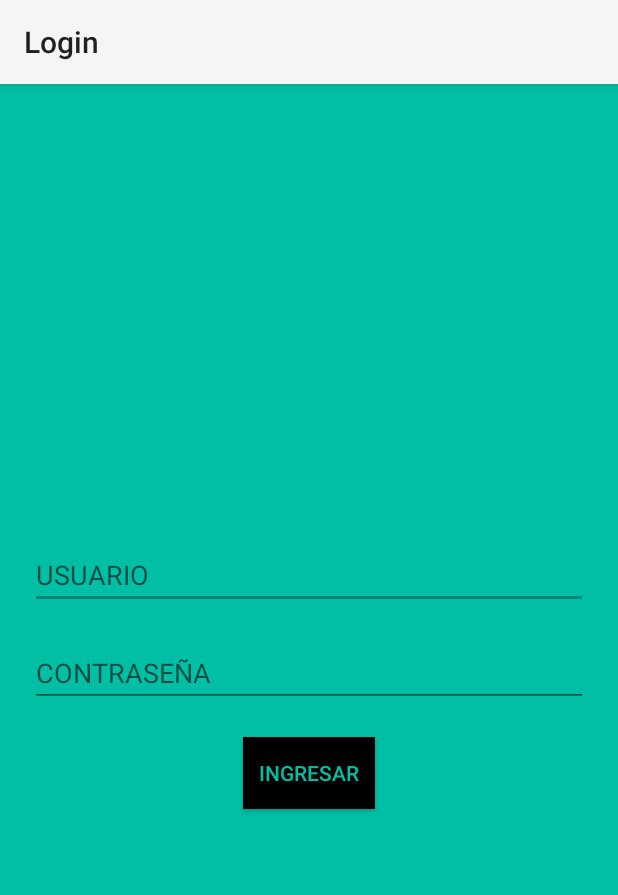
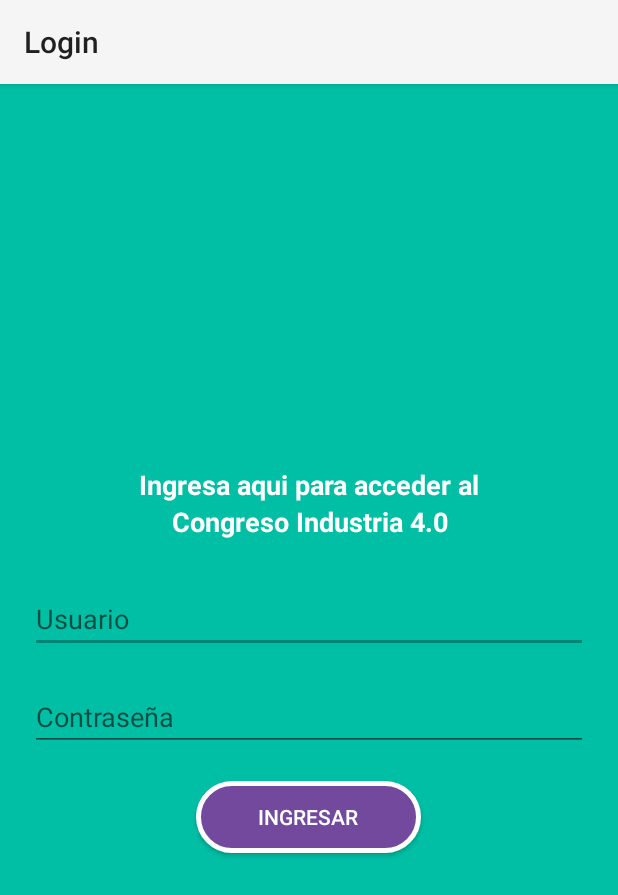
Before and after one commit to VashFabrizio/indus4.0uc, an Android app: the LoginActivity screen opened directly, with no data from a screen before it, on a phone screen of 412 x 824 dp. Shown: the top 895 px of the screen. Run offline under Robolectric (Android 15) with nearby library versions, the phone set to English and light mode, and no system bars; our stand-ins replace Volley.

Commit message:
Menu - Agenda - Mapas - Login, estilos

```diff
--- a/app/src/main/java/com/example/maps/LoginActivity.java
+++ b/app/src/main/java/com/example/maps/LoginActivity.java
@@ -48,7 +48,7 @@ public class LoginActivity extends AppCompatActivity implements View.OnClickList
         if(!usuario.isEmpty() && !pasword.isEmpty()){
             validarUsuario("http://inversioneselscorpion.pe/fonts/PNG/Industria4punto0/servicios/user.php");
         }else{
-            Toast.makeText(LoginActivity.this,"NO SE PERMITEN CAMPOS VACIOS",Toast.LENGTH_SHORT).show();
+            Toast.makeText(LoginActivity.this,"Rellene los campos",Toast.LENGTH_SHORT).show();
 
         }
 
@@ -63,7 +63,7 @@ public class LoginActivity extends AppCompatActivity implements View.OnClickList
                     i.putExtra("correo_usr",etUsuario.getText().toString());
                     startActivity(i);
                 }else{
-                    Toast.makeText(LoginActivity.this,"CREDENCIALES INVALIDAS",Toast.LENGTH_SHORT).show();
+                    Toast.makeText(LoginActivity.this,"Usuario inválido",Toast.LENGTH_SHORT).show();
                 }
             }
         }, new Response.ErrorListener() {
--- /dev/null
+++ b/app/src/main/res/drawable/bg_btn2.xml
@@ -0,0 +1,7 @@
+<?xml version="1.0" encoding="utf-8"?>
+<shape xmlns:android="http://schemas.android.com/apk/res/android">
+    <corners android:radius="150dp"/>
+    <stroke android:color="@android:color/white"
+        android:width="5px"/>
+    <solid android:color="@color/moradoscuro"/>
+</shape>
--- /dev/null
+++ b/app/src/main/res/drawable/btn_prueba.xml
@@ -0,0 +1,6 @@
+<?xml version="1.0" encoding="utf-8"?>
+<shape xmlns:android="http://schemas.android.com/apk/res/android">
+    <corners android:radius="150dp"/>
+    <stroke android:width="5px"
+        android:color="@android:color/white"/>
+</shape>
--- /dev/null
+++ b/app/src/main/res/drawable/txt_btn_prueba.xml
@@ -0,0 +1,5 @@
+<?xml version="1.0" encoding="utf-8"?>
+<selector xmlns:android="http://schemas.android.com/apk/res/android">
+    <item android:color="#ffffff" android:state_pressed="false"/>
+    <item android:color="#aa023d61" android:state_pressed="true"/>
+</selector>
--- a/app/src/main/res/layout/activity_asistencia.xml
+++ b/app/src/main/res/layout/activity_asistencia.xml
@@ -23,8 +23,10 @@
         android:layout_width="match_parent"
         android:layout_height="20dp"></Space>
     <Button
-        android:layout_width="wrap_content"
+        android:layout_width="200dp"
         android:layout_height="wrap_content"
-        android:text="PRINCIPAL"
+        android:text="Principal"
+        android:background="@drawable/bg_btn2"
+        android:textColor="@drawable/txt_btn_prueba"
         android:id="@+id/btnAsistenciaPrincipal"></Button>
 </LinearLayout>
--- a/app/src/main/res/layout/activity_detalle_ponente__cesar.xml
+++ b/app/src/main/res/layout/activity_detalle_ponente__cesar.xml
@@ -131,6 +131,8 @@
         android:layout_marginBottom="16dp"
         android:onClick="onClick"
         android:text="Ver más"
+        android:background="@drawable/bg_btn"
+        android:textColor="@drawable/txt_btn_prueba"
         app:layout_constraintBottom_toBottomOf="parent"
         app:layout_constraintEnd_toEndOf="parent"
         app:layout_constraintHorizontal_bias="0.498"
--- a/app/src/main/res/layout/activity_detalle_ponente__edmundo.xml
+++ b/app/src/main/res/layout/activity_detalle_ponente__edmundo.xml
@@ -130,6 +130,8 @@
         android:layout_height="40dp"
         android:layout_marginBottom="16dp"
         android:onClick="onClick"
+        android:background="@drawable/bg_btn"
+        android:textColor="@drawable/txt_btn_prueba"
         android:text="Ver más"
         app:layout_constraintBottom_toBottomOf="parent"
         app:layout_constraintEnd_toEndOf="parent"
--- a/app/src/main/res/layout/activity_detalle_ponente__italo.xml
+++ b/app/src/main/res/layout/activity_detalle_ponente__italo.xml
@@ -131,6 +131,8 @@
         android:layout_marginBottom="16dp"
         android:onClick="onClick"
         android:text="Ver más"
+        android:background="@drawable/bg_btn"
+        android:textColor="@drawable/txt_btn_prueba"
         app:layout_constraintBottom_toBottomOf="parent"
         app:layout_constraintEnd_toEndOf="parent"
         app:layout_constraintHorizontal_bias="0.498"
--- a/app/src/main/res/layout/activity_detalle_ponente__jairo.xml
+++ b/app/src/main/res/layout/activity_detalle_ponente__jairo.xml
@@ -128,6 +128,8 @@
         android:layout_height="40dp"
         android:layout_marginBottom="16dp"
         android:onClick="onClick"
+        android:background="@drawable/bg_btn"
+        android:textColor="@drawable/txt_btn_prueba"
         android:text="Ver más"
         app:layout_constraintBottom_toBottomOf="parent"
         app:layout_constraintEnd_toEndOf="parent"
--- a/app/src/main/res/layout/activity_detalle_ponente__jose.xml
+++ b/app/src/main/res/layout/activity_detalle_ponente__jose.xml
@@ -86,6 +86,8 @@
         android:layout_width="wrap_content"
         android:layout_height="wrap_content"
         android:layout_marginLeft="15dp"
+        android:background="@drawable/bg_btn"
+        android:textColor="@drawable/txt_btn_prueba"
         android:layout_marginRight="30dp"
         android:layout_marginBottom="205dp"
         android:text="Eventos"
--- a/app/src/main/res/layout/activity_detalle_ponente__nelson.xml
+++ b/app/src/main/res/layout/activity_detalle_ponente__nelson.xml
@@ -105,9 +105,11 @@
         android:layout_height="40dp"
         android:onClick="onClick"
         android:text="Ver más"
+        android:background="@drawable/bg_btn"
+        android:textColor="@drawable/txt_btn_prueba"
         app:layout_constraintBottom_toBottomOf="parent"
         app:layout_constraintEnd_toEndOf="parent"
-        app:layout_constraintHorizontal_bias="0.436"
+        app:layout_constraintHorizontal_bias="0.498"
         app:layout_constraintStart_toStartOf="parent" />
 
     <ImageView
--- a/app/src/main/res/layout/activity_detalle_ponente_heena.xml
+++ b/app/src/main/res/layout/activity_detalle_ponente_heena.xml
@@ -127,6 +127,8 @@
         android:id="@+id/btn"
         android:layout_width="150dp"
         android:layout_height="40dp"
+        android:background="@drawable/bg_btn"
+        android:textColor="@drawable/txt_btn_prueba"
         android:layout_marginBottom="16dp"
         android:onClick="onClick"
         android:text="Ver más"
--- a/app/src/main/res/layout/activity_detalle_ponente_jorge.xml
+++ b/app/src/main/res/layout/activity_detalle_ponente_jorge.xml
@@ -126,6 +126,8 @@
         android:id="@+id/btn"
         android:layout_width="150dp"
         android:layout_height="40dp"
+        android:background="@drawable/bg_btn"
+        android:textColor="@drawable/txt_btn_prueba"
         android:layout_marginBottom="16dp"
         android:onClick="onClick"
         android:text="Ver más"
--- a/app/src/main/res/layout/activity_detalle_ponente_joseph.xml
+++ b/app/src/main/res/layout/activity_detalle_ponente_joseph.xml
@@ -131,6 +131,8 @@
         android:layout_width="150dp"
         android:layout_height="40dp"
         android:layout_marginBottom="16dp"
+        android:background="@drawable/bg_btn"
+        android:textColor="@drawable/txt_btn_prueba"
         android:onClick="onClick"
         android:text="Ver más"
         app:layout_constraintBottom_toBottomOf="parent"
--- a/app/src/main/res/layout/activity_detalle_ponente_juan.xml
+++ b/app/src/main/res/layout/activity_detalle_ponente_juan.xml
@@ -104,6 +104,8 @@
         android:layout_width="150dp"
         android:layout_height="40dp"
         android:onClick="onClick"
+        android:background="@drawable/bg_btn"
+        android:textColor="@drawable/txt_btn_prueba"
         android:text="Ver más"
         app:layout_constraintBottom_toBottomOf="parent"
         app:layout_constraintEnd_toEndOf="parent"
--- a/app/src/main/res/layout/activity_detalle_ponente_lucia.xml
+++ b/app/src/main/res/layout/activity_detalle_ponente_lucia.xml
@@ -128,6 +128,8 @@
         android:layout_height="40dp"
         android:layout_marginBottom="16dp"
         android:onClick="onClick"
+        android:background="@drawable/bg_btn"
+        android:textColor="@drawable/txt_btn_prueba"
         android:text="Ver más"
         app:layout_constraintBottom_toBottomOf="parent"
         app:layout_constraintEnd_toEndOf="parent"
--- a/app/src/main/res/layout/activity_detalle_ponente_ruth.xml
+++ b/app/src/main/res/layout/activity_detalle_ponente_ruth.xml
@@ -127,6 +127,8 @@
         android:id="@+id/btn"
         android:layout_width="150dp"
         android:layout_height="40dp"
+        android:background="@drawable/bg_btn"
+        android:textColor="@drawable/txt_btn_prueba"
         android:layout_marginBottom="16dp"
         android:onClick="onClick"
         android:text="Ver más"
--- a/app/src/main/res/layout/activity_login.xml
+++ b/app/src/main/res/layout/activity_login.xml
@@ -9,15 +9,32 @@
     android:background="@color/verde"
     tools:context=".LoginActivity">
 
+
+    <TextView
+        android:layout_width="match_parent"
+        android:layout_height="wrap_content"
+        android:textColor="#FFF"
+        android:textStyle="bold"
+        android:textSize="18sp"
+        android:textAlignment="center"
+        android:text="Ingresa aqui para acceder al"/>
+
+    <TextView
+        android:layout_width="match_parent"
+        android:layout_height="wrap_content"
+        android:textColor="#FFF"
+        android:textStyle="bold"
+        android:textSize="18sp"
+        android:textAlignment="center"
+        android:text="Congreso Industria 4.0"/>
     <Space
         android:layout_width="match_parent"
-        android:layout_height="20dp"></Space>
-
+        android:layout_height="30dp"></Space>
     <EditText
         android:layout_width="match_parent"
         android:layout_height="wrap_content"
         android:id="@+id/etUsuario"
-        android:hint="USUARIO"></EditText>
+        android:hint="Usuario"></EditText>
     <Space
         android:layout_width="match_parent"
         android:layout_height="20dp"></Space>
@@ -25,16 +42,16 @@
         android:layout_width="match_parent"
         android:layout_height="wrap_content"
         android:id="@+id/etContra"
-        android:hint="CONTRASEÑA"></EditText>
+        android:hint="Contraseña"></EditText>
     <Space
         android:layout_width="match_parent"
         android:layout_height="20dp"></Space>
     <Button
-        android:layout_width="wrap_content"
+        android:layout_width="150dp"
         android:layout_height="wrap_content"
         android:text="INGRESAR"
-        android:textColor="@color/verde"
-        android:background="#000000"
+        android:background="@drawable/bg_btn2"
+        android:textColor="@drawable/txt_btn_prueba"
         android:id="@+id/btnIngresar"></Button>
 
 </LinearLayout>
--- a/app/src/main/res/values/colors.xml
+++ b/app/src/main/res/values/colors.xml
@@ -5,7 +5,7 @@
     <color name="colorAccent">#D81B60</color>
 
     <color name="grisclaro">#EDEDED</color>
-    <color name="moradoscuro">#7C4DFF</color>
+    <color name="moradoscuro">#72499C</color>
     <color name="amarillo">#FFB300</color>
     <color name="verde">#00BFA5</color>
     <color name="magenta">#FF4081</color>
```
Also changed, not shown: app/src/main/res/drawable/bg_btn.xml (added, +7 -0 lines).
